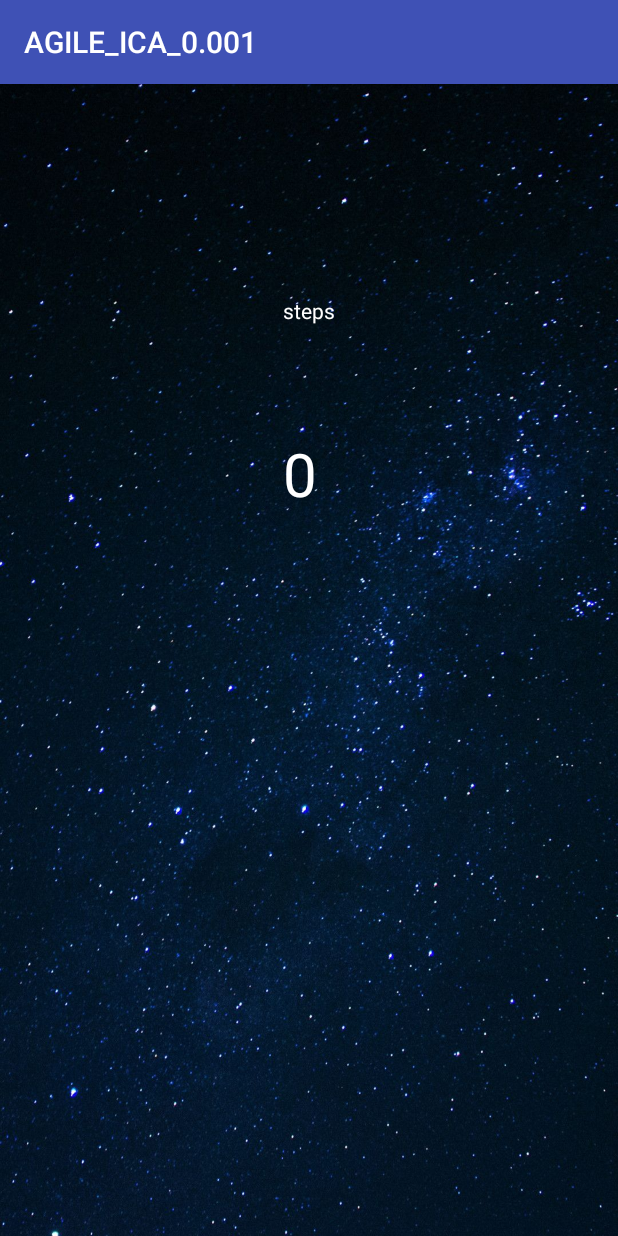
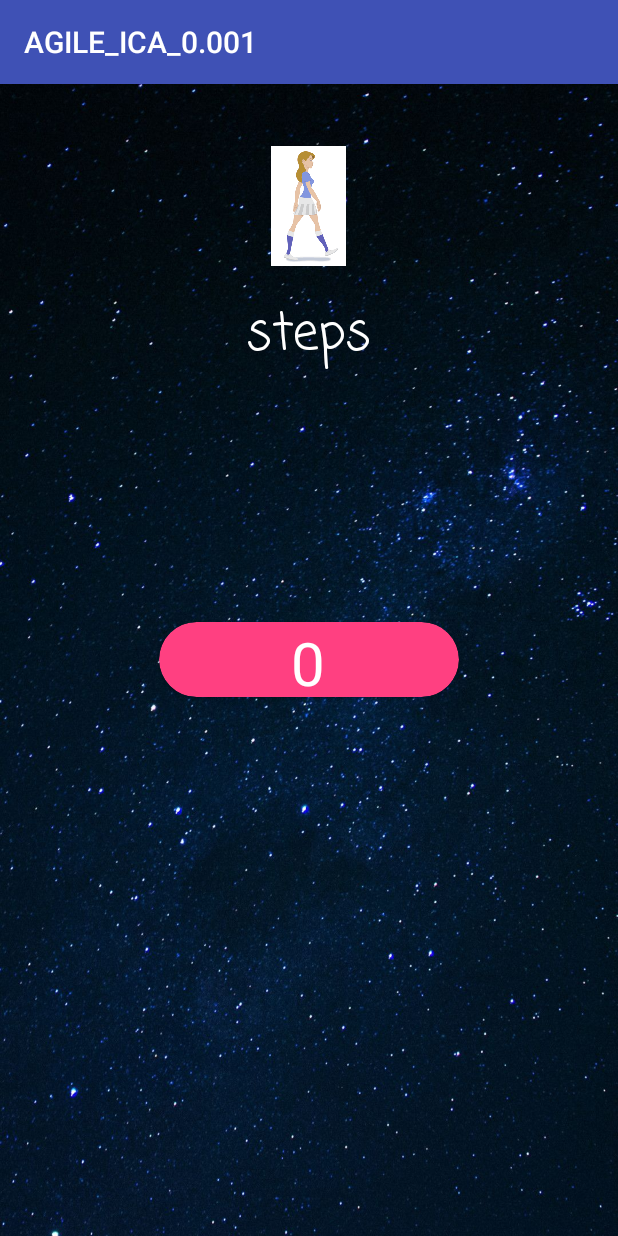
Before and after one commit to Thulaksan/InspireFitnessApp, an Android app: the StepInterface screen opened directly, with no data from a screen before it, on a phone screen of 412 x 824 dp. Run offline under Robolectric (Android 15) with nearby library versions, the phone set to English and light mode, and no system bars.

Commit message:
Updated Step Tracker UI

```diff
--- a/app/build.gradle
+++ b/app/build.gradle
@@ -31,5 +31,7 @@ dependencies {
     implementation 'com.android.support:cardview-v7:26.1.0'
     implementation 'com.google.firebase:firebase-firestore:17.1.0'
     implementation 'com.google.firebase:firebase-core:16.0.3'
+    compile 'pl.droidsonroids.gif:android-gif-drawable:1.2.3'
+
 
 }
--- a/app/src/main/res/layout/stepinterface.xml
+++ b/app/src/main/res/layout/stepinterface.xml
@@ -17,17 +17,45 @@
         android:layout_alignParentTop="true"
         android:layout_centerHorizontal="true"
         android:layout_marginTop="141dp"
+        android:fontFamily="casual"
         android:text="@string/steps"
-        android:textColor="@color/cardview_light_background" />
+        android:textAppearance="@style/TextAppearance.AppCompat.Display1"
+        android:textColor="@color/cardview_light_background"
+        tools:text="Step Tracker" />
 
-    <TextView
-        android:id="@+id/tv_steps"
-        android:layout_width="wrap_content"
-        android:layout_height="wrap_content"
-        android:layout_alignStart="@+id/tv_into"
-        android:layout_below="@+id/tv_into"
-        android:layout_marginTop="72dp"
-        android:text="@string/_0"
-        android:textColor="@color/cardview_light_background"
-        android:textSize="40sp" />
+    <pl.droidsonroids.gif.GifImageView
+        android:layout_width="50dip"
+        android:layout_height="80dip"
+        android:layout_alignParentTop="true"
+        android:layout_centerHorizontal="true"
+        android:layout_marginTop="41dp"
+        android:background="@drawable/walking"
+        android:src="@drawable/walking" />
+
+    <android.support.v7.widget.CardView
+        android:layout_width="200dp"
+        android:layout_height="50dp"
+        android:layout_centerHorizontal="true"
+        android:layout_centerVertical="true"
+        app:cardBackgroundColor="@color/colorAccent"
+        app:cardCornerRadius="40dip">
+
+
+        <RelativeLayout
+            android:layout_width="match_parent"
+            android:layout_height="match_parent">
+
+            <TextView
+                android:id="@+id/tv_steps"
+                android:layout_width="50dp"
+                android:layout_height="50dp"
+                android:layout_alignParentTop="true"
+                android:layout_centerHorizontal="true"
+                android:text="@string/_0"
+                android:textAlignment="center"
+                android:textColor="@color/cardview_light_background"
+                android:textSize="40sp" />
+        </RelativeLayout>
+
+    </android.support.v7.widget.CardView>
 </RelativeLayout>
```
Also changed, not shown: app/src/main/res/drawable-mdpi/walking.gif (added).
